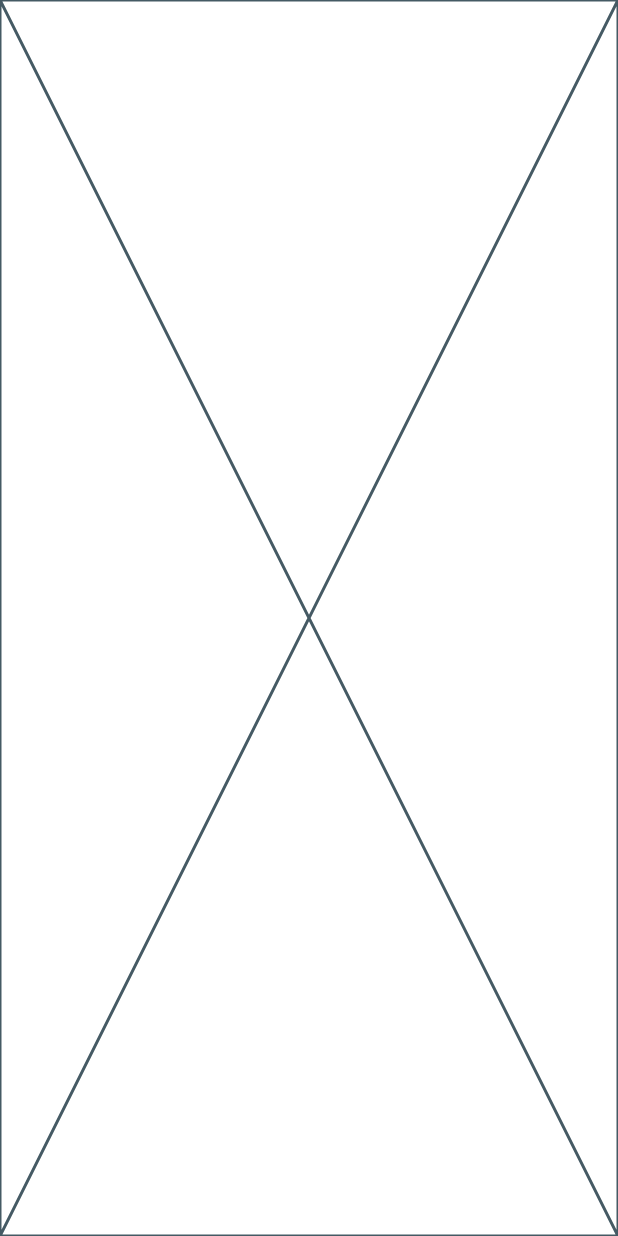
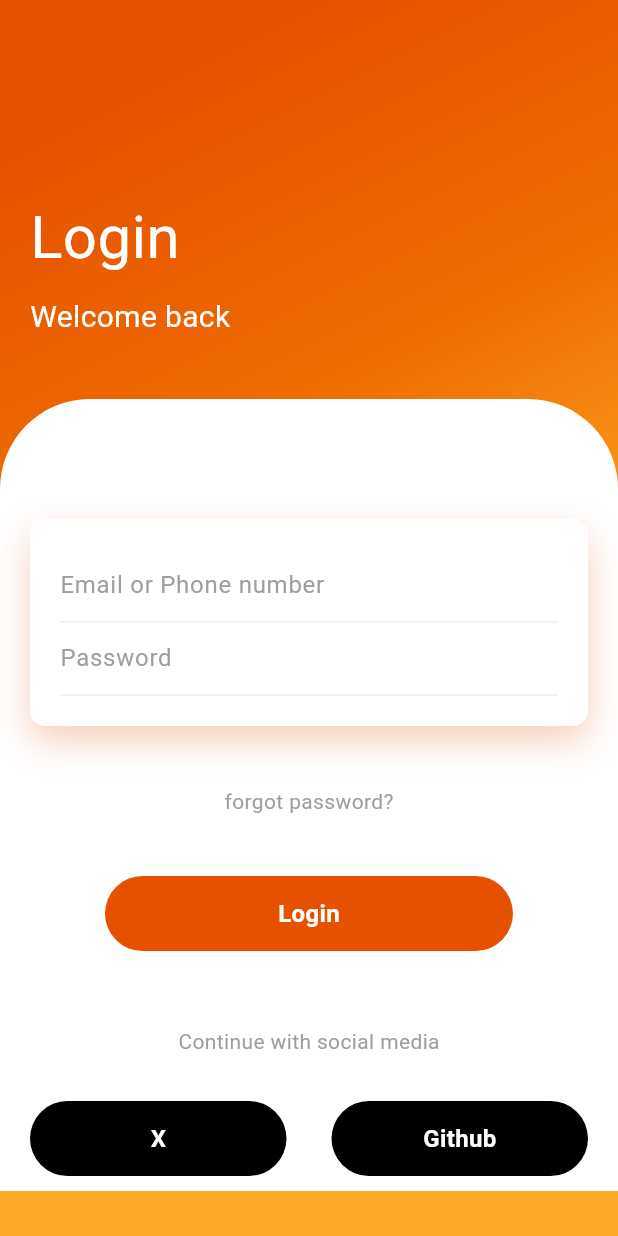
Before and after one commit to peyvandx/Library, a Flutter app: the screen it shows after launch, on a phone screen of 412 x 824 dp. Run offline on Flutter 3.47's test engine with Material 3 defaults, Android fonts, the phone set to English and light mode, and no system bars.

Commit message:
login ui designed

```diff
--- /dev/null
+++ b/lib/2_application/pages/authentication/login_page.dart
@@ -0,0 +1,188 @@
+import 'package:flutter/cupertino.dart';
+import 'package:flutter/material.dart';
+import 'package:flutter/rendering.dart';
+import 'package:flutter/widgets.dart';
+
+class LoginPage extends StatelessWidget {
+  const LoginPage({super.key});
+
+  @override
+  Widget build(BuildContext context) {
+    return Scaffold(
+      body: Container(
+        padding: const EdgeInsets.symmetric(vertical: 30),
+        width: double.infinity,
+        decoration: BoxDecoration(
+          gradient: LinearGradient(
+            begin: Alignment.topCenter,
+            colors: [
+              Colors.orange[900]!,
+              Colors.orange[800]!,
+              Colors.orange[400]!
+            ],
+          ),
+        ),
+        child: Column(
+          crossAxisAlignment: CrossAxisAlignment.start,
+          children: [
+            const SizedBox(
+              height: 80,
+            ),
+            const Padding(
+              padding: EdgeInsets.all(20),
+              child: Column(
+                crossAxisAlignment: CrossAxisAlignment.start,
+                children: [
+                  Text(
+                    "Login",
+                    style: TextStyle(color: Colors.white, fontSize: 40),
+                  ),
+                  SizedBox(
+                    height: 10,
+                  ),
+                  Text(
+                    "Welcome back",
+                    style: TextStyle(color: Colors.white, fontSize: 20),
+                  )
+                ],
+              ),
+            ),
+            const SizedBox(
+              height: 20,
+            ),
+            Expanded(
+              child: Container(
+                decoration: const BoxDecoration(
+                  color: Colors.white,
+                  borderRadius: BorderRadius.only(
+                    topLeft: Radius.circular(60),
+                    topRight: Radius.circular(60),
+                  ),
+                ),
+                child: Padding(
+                  padding: const EdgeInsets.all(20),
+                  child: Column(
+                    children: [
+                      const SizedBox(height: 60),
+                      Container(
+                        padding: const EdgeInsets.all(20),
+                        decoration: BoxDecoration(
+                            color: Colors.white,
+                            borderRadius: BorderRadius.circular(10),
+                            boxShadow: const [
+                              BoxShadow(
+                                  color: Color.fromRGBO(225, 95, 27, .3),
+                                  blurRadius: 20,
+                                  offset: Offset(0, 10))
+                            ]),
+                        child: Column(
+                          children: [
+                            Container(
+                              decoration: BoxDecoration(
+                                border: Border(
+                                  bottom: BorderSide(color: Colors.grey[200]!),
+                                ),
+                              ),
+                              child: const TextField(
+                                decoration: InputDecoration(
+                                    hintText: "Email or Phone number",
+                                    hintStyle: TextStyle(color: Colors.grey),
+                                    border: InputBorder.none),
+                              ),
+                            ),
+                            Container(
+                              decoration: BoxDecoration(
+                                border: Border(
+                                  bottom: BorderSide(color: Colors.grey[200]!),
+                                ),
+                              ),
+                              child: const TextField(
+                                decoration: InputDecoration(
+                                    hintText: "Password",
+                                    hintStyle: TextStyle(color: Colors.grey),
+                                    border: InputBorder.none),
+                              ),
+                            ),
+                          ],
+                        ),
+                      ),
+                      const SizedBox(height: 40),
+                      const Text(
+                        "forgot password?",
+                        style: TextStyle(color: Colors.grey),
+                      ),
+                      const SizedBox(height: 40),
+                      Container(
+                        height: 50,
+                        margin: const EdgeInsets.symmetric(horizontal: 50),
+                        decoration: BoxDecoration(
+                            borderRadius: BorderRadius.circular(50),
+                            color: Colors.orange[900]),
+                        child: const Center(
+                          child: Text(
+                            "Login",
+                            style: TextStyle(
+                                color: Colors.white,
+                                fontSize: 16,
+                                fontWeight: FontWeight.bold),
+                          ),
+                        ),
+                      ),
+                      const SizedBox(height: 50),
+                      const Text(
+                        "Continue with social media",
+                        style: TextStyle(color: Colors.grey),
+                      ),
+                      const SizedBox(height: 30),
+                      Row(
+                        children: [
+                          Expanded(
+                            child: Container(
+                              height: 50,
+                              decoration: BoxDecoration(
+                                borderRadius: BorderRadius.circular(50),
+                                color: Colors.black,
+                              ),
+                              child: const Center(
+                                child: Text(
+                                  "X",
+                                  style: TextStyle(
+                                      color: Colors.white,
+                                      fontSize: 16,
+                                      fontWeight: FontWeight.bold),
+                                ),
+                              ),
+                            ),
+                          ),
+                          const SizedBox(width: 30),
+                          Expanded(
+                            child: Container(
+                              height: 50,
+                              decoration: BoxDecoration(
+                                borderRadius: BorderRadius.circular(50),
+                                color: Colors.black,
+                              ),
+                              child: const Center(
+                                child: Text(
+                                  "Github",
+                                  style: TextStyle(
+                                      color: Colors.white,
+                                      fontSize: 16,
+                                      fontWeight: FontWeight.bold),
+                                ),
+                              ),
+                            ),
+                          )
+                        ],
+                      )
+                    ],
+                  ),
+                ),
+              ),
+            ),
+          ],
+        ),
+      ),
+    );
+  }
+}
--- a/lib/main.dart
+++ b/lib/main.dart
@@ -1,3 +1,4 @@
+import 'package:advicer/2_application/pages/authentication/login_page.dart';
 import 'package:flutter/material.dart';
 
 void main() {
@@ -11,6 +12,9 @@
 
   @override
   Widget build(BuildContext context) {
-    return const Placeholder();
+    return const MaterialApp(
+      debugShowCheckedModeBanner: false,
+      home: LoginPage(),
+    );
   }
 }
--- a/pubspec.yaml
+++ b/pubspec.yaml
@@ -17,6 +17,7 @@
   provider: ^6.0.3
   flutter_bloc: ^8.1.1
   equatable: ^2.0.5
+  simple_animations: ^5.0.2
 
 dev_dependencies:
   flutter_test:
```
Also changed, not shown: lib/2_application/pages/authentication/animations/FadeAnimation.dart (added), lib/2_application/pages/authentication/register_page.dart (added), pubspec.lock.
